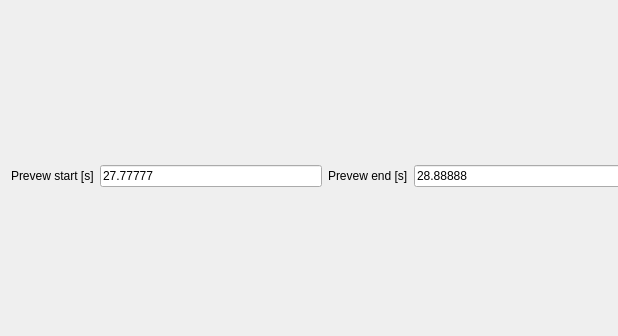
Above: qt_designer/settings/preview_settings.ui from JosephTheMoUSE/MoUSE-GUI before the change; both pictures show x 0 to 618 and y 0 to 336 of the 821 by 515 pixel window. Below: the same form after it.
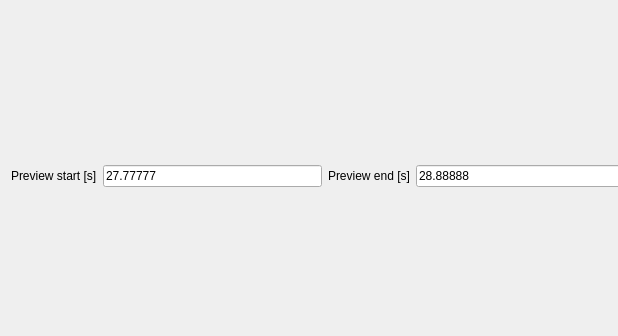
That is the form after the change.

```diff
--- a/qt_designer/settings/preview_settings.ui
+++ b/qt_designer/settings/preview_settings.ui
@@ -19,7 +19,7 @@
      <item>
       <widget class="QLabel" name="previewStartLabel">
        <property name="text">
-        <string>Prevew start [s]</string>
+        <string>Preview start [s]</string>
        </property>
       </widget>
      </item>
@@ -33,7 +33,7 @@
      <item>
       <widget class="QLabel" name="previewEndLabel">
        <property name="text">
-        <string>Prevew end [s]</string>
+        <string>Preview end [s]</string>
        </property>
       </widget>
      </item>
```
